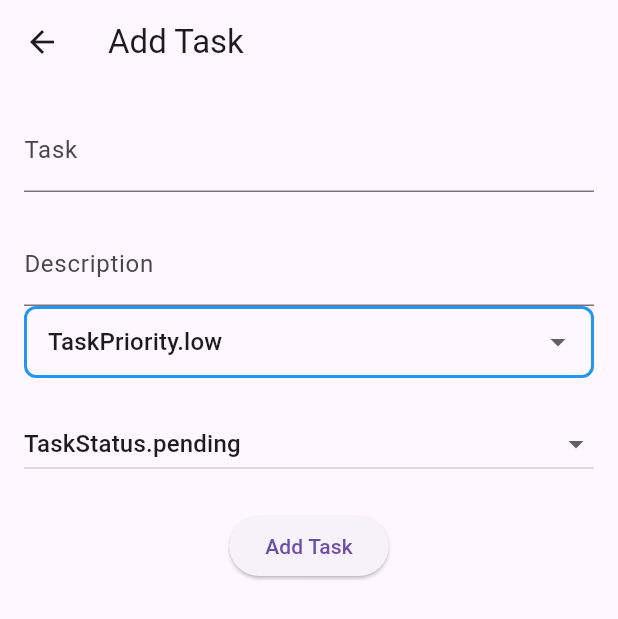
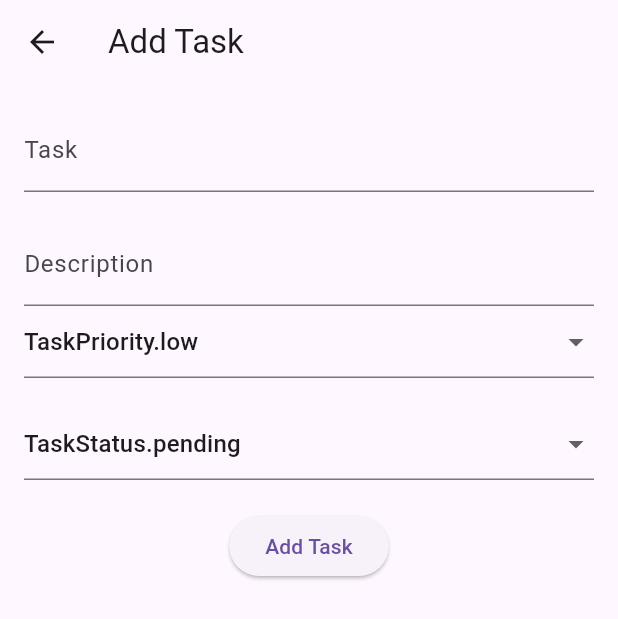
Before and after one commit to ricardo-camilo-programador-frontend-web/flutter-dimensions-part-1, a Flutter app: the AddTaskScreen screen opened by its route, on a phone screen of 412 x 824 dp. Shown: the top 619 px of the screen. Run offline on Flutter 3.47's test engine with Material 3 defaults, Android fonts, the light colour scheme and no system bars; statements that could not run were skipped.

Commit message:
Refactor AddTaskScreen dropdowns with CustomDropdown widget

```diff
--- a/lib/presentation/screens/add_task_screen.dart
+++ b/lib/presentation/screens/add_task_screen.dart
@@ -2,7 +2,8 @@ import 'package:flutter/material.dart';
 import 'package:provider/provider.dart';
 import '../../logic/providers/task_provider.dart';
 import '../../data/models/task.dart';
-import '../../presentation/widgets/task_tile.dart';
+import '../widgets/task_tile.dart';
+import '../widgets/custom_dropdown.dart';
 
 
 class AddTaskScreen extends StatefulWidget {
@@ -62,61 +63,36 @@ class _AddTaskScreenState extends State<AddTaskScreen> {
                 controller: _descriptionController,
                 decoration: InputDecoration(labelText: 'Description'),
               ),
-              DropdownButtonFormField<TaskPriority>(
-                decoration: InputDecoration(
-                  border: OutlineInputBorder(
-                    borderRadius: BorderRadius.circular(8.0),
-                    borderSide: BorderSide(color: Colors.blue, width: 2.0),
-                  ),
-                  enabledBorder: OutlineInputBorder(
-                    borderRadius: BorderRadius.circular(8.0),
-                    borderSide: BorderSide(color: Colors.blue, width: 2.0),
-                  ),
-                  focusedBorder: OutlineInputBorder(
-                    borderRadius: BorderRadius.circular(8.0),
-                    borderSide: BorderSide(color: Colors.blue.shade700, width: 2.0),
-                  ),
-                  contentPadding: EdgeInsets.symmetric(horizontal: 12, vertical: 8),
-                ),
-                hint: Text('Select Priority'),
-                isExpanded: true,
+              CustomDropdown<TaskPriority>(
+                label: 'Priority',
                 value: _priority,
-                onChanged: (TaskPriority? newValue) {
-                  setState(() {
-                    if (newValue != null) {
-                      _priority = newValue;
-                    }
-                  });
-                },
-                items: TaskPriority.values.map((TaskPriority priority) {
-                  return DropdownMenuItem<TaskPriority>(
+                items: TaskPriority.values.map((priority) {
+                  return DropdownMenuItem(
                     value: priority,
                     child: Text(priority.toString()),
                   );
                 }).toList(),
+                onChanged: (value) {
+                  if (value != null) {
+                    setState(() => _priority = value);
+                  }
+                },
               ),
               SizedBox(height: 20),
-              DropdownButton<TaskStatus>(
-                hint: Text('Select Status'),
-                isExpanded: true,
+              CustomDropdown<TaskStatus>(
+                label: 'Status',
                 value: _status,
-                onChanged: (TaskStatus? newValue) {
-                  setState(() {
-
-
-                    if (newValue == null) {
-                      return;
-                    }
-
-                    _status = newValue;
-                  });
-                },
-                items: TaskStatus.values.map((TaskStatus status) {
-                  return DropdownMenuItem<TaskStatus>(
+                items: TaskStatus.values.map((status) {
+                  return DropdownMenuItem(
                     value: status,
                     child: Text(status.toString()),
                   );
                 }).toList(),
+                onChanged: (value) {
+                  if (value != null) {
+                    setState(() => _status = value);
+                  }
+                },
               ),
               SizedBox(height: 20),
               ElevatedButton(
```
